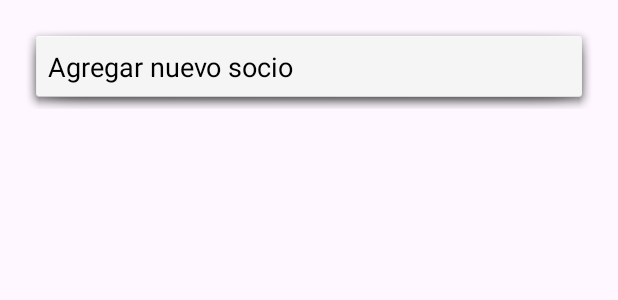
After one commit to KevinDB16/ClubDeportivoEnClase, an Android app: the layout activity_menu.xml on its own in the app's theme, with its tools: preview values and no code run, on a phone screen of 412 x 824 dp. The commit adds this screen. Shown: the top 300 px of the screen. Run offline under Robolectric (Android 15) with nearby library versions, the phone set to English and light mode, and no system bars.

Commit message:
Clase 29-05

```diff
--- a/app/src/main/AndroidManifest.xml
+++ b/app/src/main/AndroidManifest.xml
@@ -13,6 +13,9 @@
         android:theme="@style/Theme.PruebaClubDeportivo"
         tools:targetApi="31">
         <activity
+            android:name=".MenuActivity"
+            android:exported="false" />
+        <activity
             android:name=".MainActivity"
             android:exported="true">
             <intent-filter>
--- a/app/src/main/java/com/example/pruebaclubdeportivo/MainActivity.kt
+++ b/app/src/main/java/com/example/pruebaclubdeportivo/MainActivity.kt
@@ -1,6 +1,8 @@
 package com.example.pruebaclubdeportivo
 
+import android.content.Intent
 import android.os.Bundle
+import android.util.Log
 import android.widget.Button
 import android.widget.EditText
 import android.widget.Toast
@@ -28,6 +30,8 @@ class MainActivity : AppCompatActivity() {
             val p = pass.text.toString().trim()
             if (dbHelper.login(u, p)) {
                 Toast.makeText(this, "Bienvenido $u", Toast.LENGTH_SHORT).show()
+                val intent = Intent(this, MenuActivity::class.java)
+                startActivity(intent)
             } else {
                 Toast.makeText(this, "Usuario o contraseña incorrectos", Toast.LENGTH_SHORT).show()
             }
--- /dev/null
+++ b/app/src/main/res/layout/activity_menu.xml
@@ -0,0 +1,52 @@
+<LinearLayout
+    xmlns:android="http://schemas.android.com/apk/res/android"
+    android:orientation="vertical"
+    android:padding="16dp"
+    android:layout_width="match_parent"
+    android:layout_height="match_parent">
+
+
+
+    <TextView
+        android:id="@+id/cardShowForm"
+        android:layout_width="match_parent"
+        android:layout_height="wrap_content"
+        android:padding="16dp"
+        android:layout_marginBottom="16dp"
+        android:text="Agregar nuevo socio"
+        android:textSize="18sp"
+        android:textColor="#000"
+        android:background="@android:drawable/dialog_holo_light_frame"
+        android:clickable="true"
+        android:focusable="true" />
+
+
+    <!-- Formulario oculto inicialmente -->
+    <LinearLayout
+        android:id="@+id/formLayout"
+        android:orientation="vertical"
+        android:visibility="gone"
+        android:layout_width="match_parent"
+        android:layout_height="wrap_content">
+
+        <EditText
+            android:id="@+id/editNombre"
+            android:layout_width="match_parent"
+            android:layout_height="wrap_content"
+            android:hint="Nombre" />
+
+        <EditText
+            android:id="@+id/editDNI"
+            android:layout_width="match_parent"
+            android:layout_height="wrap_content"
+            android:hint="DNI"
+            android:inputType="number" />
+
+        <Button
+            android:id="@+id/btnGuardar"
+            android:layout_width="wrap_content"
+            android:layout_height="wrap_content"
+            android:text="Guardar socio" />
+    </LinearLayout>
+
+</LinearLayout>
```
Also changed, not shown: app/src/main/java/com/example/pruebaclubdeportivo/MenuActivity.kt (added, +50 -0 lines), app/src/main/java/com/example/pruebaclubdeportivo/UserDBHelper.kt (+22 -1 lines).
